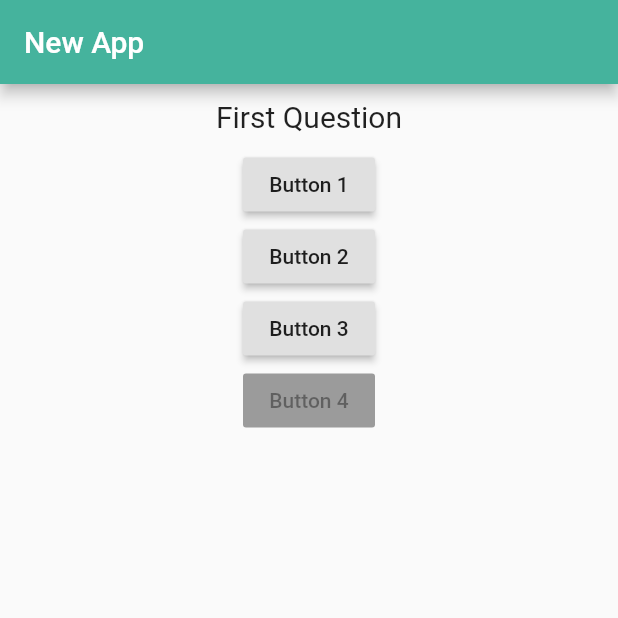
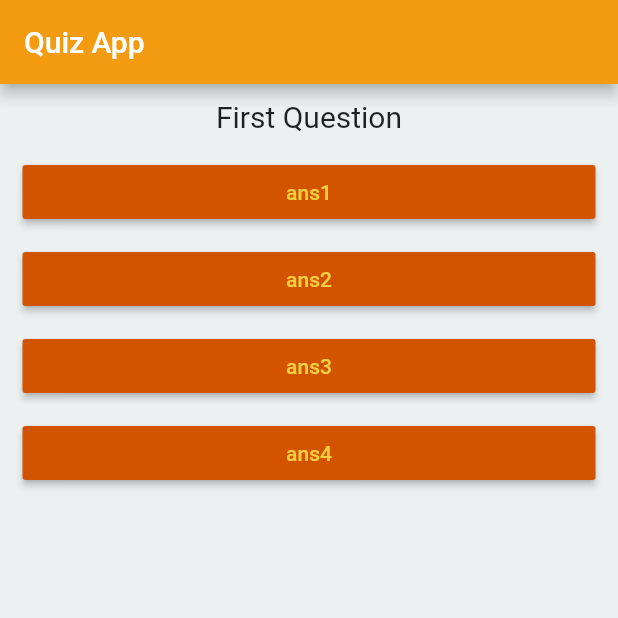
Before and after one commit to pranav230/Flutter-Projects, a Flutter app: the screen it shows after launch, on a phone screen of 412 x 824 dp, the top half of it. Run offline on Flutter 3.47's test engine with Material 2 defaults, Android fonts, the phone set to English and light mode, and no system bars.

Commit message:
Added Answer file and modified the style

```diff
--- /dev/null
+++ b/Quiz_app/lib/answer.dart
@@ -0,0 +1,22 @@
+import 'package:flutter/material.dart';
+
+class Answer extends StatelessWidget {
+  final Function selectHandler;
+  final String answerText;
+
+  Answer(this.selectHandler,this.answerText);
+
+  @override
+  Widget build(BuildContext context) {
+    return Container(
+      width: double.infinity,
+      padding: EdgeInsets.only(right: 15, left: 15, top: 5, bottom: 5),
+      child: RaisedButton(
+        textColor: Color(0xFFF4D03F),
+        child: Text(answerText),
+        onPressed: selectHandler,
+        color: Color(0xFFD35400),
+      ),
+    );
+  }
+}
--- a/Quiz_app/lib/main.dart
+++ b/Quiz_app/lib/main.dart
@@ -1,3 +1,4 @@
+import 'package:first_app/answer.dart';
 import 'package:flutter/material.dart';
 import './question.dart';
 
@@ -13,11 +14,24 @@ class MyApp extends StatefulWidget {
 class _MyAppState extends State<MyApp> {
   var _questionIndex = 0;
 
-  var questions = ['First Question', 'Second Question', 'Third Question'];
+  static const questions = [
+    {
+      'questionText': 'First Question',
+      'answers': ['ans1', 'ans2', 'ans3', 'ans4']
+    },
+    {
+      'questionText': 'Second Question',
+      'answers': ['ans11', 'ans22', 'ans33', 'ans44']
+    },
+    {
+      'questionText': 'Third Question',
+      'answers': ['ans111', 'ans222', 'ans333', 'ans444']
+    },
+  ];
 
   void _buttonPressed() {
     setState(() {
-      _questionIndex = (_questionIndex + 1)%(questions.length);
+      _questionIndex = (_questionIndex + 1) % (questions.length);
     });
     print('Button pressed');
   }
@@ -26,31 +40,19 @@ class _MyAppState extends State<MyApp> {
   Widget build(BuildContext context) {
     return MaterialApp(
       home: Scaffold(
+        backgroundColor: Color(0xFFecf0f1),
         appBar: AppBar(
-          title: Text('New App'),
-          backgroundColor: Color(0xFF45B39D),
+          title: Text('Quiz App'),
+          backgroundColor: Color(0xFFF39C12),
         ),
         body: Column(
           children: [
             Question(
-              questions[_questionIndex],
+              questions[_questionIndex]['questionText'],
             ),
-            RaisedButton(
-              child: Text('Button 1'),
-              onPressed: _buttonPressed,
-            ),
-            RaisedButton(
-              child: Text('Button 2'),
-              onPressed: _buttonPressed,
-            ),
-            RaisedButton(
-              child: Text('Button 3'),
-              onPressed: _buttonPressed,
-            ),
-            RaisedButton(
-              child: Text('Button 4'),
-              onPressed: null,
-            ),
+            ...(questions[_questionIndex]['answers'] as List<String>).map((answer){
+              return Answer(_buttonPressed, answer);
+            }).toList(),
           ],
         ),
       ),
--- a/Quiz_app/pubspec.yaml
+++ b/Quiz_app/pubspec.yaml
@@ -14,7 +14,7 @@ description: A new Flutter project.
 version: 1.0.0+1
 
 environment:
-  sdk: ">=2.1.0 <3.0.0"
+  sdk: ">=2.2.2 <3.0.0"
 
 dependencies:
   flutter:
```
Also changed, not shown: 1 other file.
